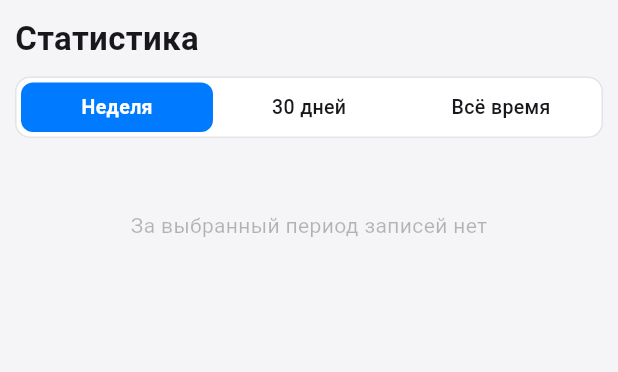
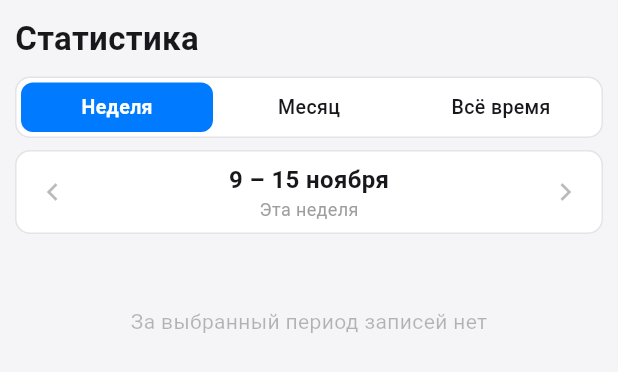
Before and after one commit to AlanFanat/vtornik, a Flutter app: the StatsPage widget shown alone on an empty page, opened directly with empty values, after a tap on "Неделя", on a phone screen of 412 x 824 dp. Shown: the top 372 px of the screen. Run offline on Flutter 3.47's test engine with Material 3 defaults, Android fonts, the phone set to English and light mode, and no system bars; our stand-ins replace shared_preferences; accounts and stored records are empty.

Commit message:
Добавлены функции для форматирования дат и более тонкой навигации по периодам статистики

```diff
--- a/lib/core/date_format.dart
+++ b/lib/core/date_format.dart
@@ -54,3 +54,31 @@ String formatDate(DateTime date) {
 }
 
 String weekdayName(DateTime date) => _weekdaysFull[date.weekday - 1];
+
+/// Возвращает, например: «Ноябрь 2026»
+String formatMonthYear(DateTime date) {
+  final monthName = months[date.month - 1];
+  return '$monthName ${date.year}';
+}
+
+/// Возвращает:
+/// - «3 – 9 ноября» (один месяц)
+/// - «28 октября – 3 ноября» (разные месяцы)
+/// - «29 декабря 2025 – 4 января 2026» (разные годы)
+String formatDayRange(DateTime start, DateTime end) {
+  final startMonth = _monthsGenitive[start.month - 1];
+  final endMonth = _monthsGenitive[end.month - 1];
+
+  // Случай 1: Переход через границу года (конец декабря -> начало января)
+  if (start.year != end.year) {
+    return '${start.day} $startMonth ${start.year} – ${end.day} $endMonth ${end.year}';
+  }
+
+  // Случай 2: Разные месяцы внутри одного года
+  if (start.month != end.month) {
+    return '${start.day} $startMonth – ${end.day} $endMonth';
+  }
+
+  // Случай 3: Дни внутри одного месяца (самый частый)
+  return '${start.day} – ${end.day} $endMonth';
+}
--- a/lib/core/date_math.dart
+++ b/lib/core/date_math.dart
@@ -2,6 +2,13 @@ import 'package:flutter/material.dart';
 
 /// Первое число месяца, в котором лежит [date].
 DateTime monthOf(DateTime date) => DateTime(date.year, date.month);
+
+/// Последнее число месяца, в котором лежит [date].
+DateTime endOfMonth(DateTime date) => DateTime(
+  date.year,
+  date.month,
+  DateUtils.getDaysInMonth(date.year, date.month),
+);
 
 /// Понедельник недели, в которой лежит [date].
 DateTime mondayOf(DateTime date) {
@@ -9,6 +16,5 @@ DateTime mondayOf(DateTime date) {
   return DateUtils.addDaysToDate(d, -(d.weekday - 1));
 }
 
-/// Воскресенье той же недели.
-DateTime sundayOf(DateTime date) =>
-    DateUtils.addDaysToDate(mondayOf(date), 6);
+/// Воскресенье недели, в которой лежит [date].
+DateTime sundayOf(DateTime date) => DateUtils.addDaysToDate(mondayOf(date), 6);
--- /dev/null
+++ b/lib/features/stats/period_navigator.dart
@@ -0,0 +1,142 @@
+import 'package:flutter/material.dart';
+
+import '../../core/colors.dart';
+
+/// Строка листания периода: ‹ подпись ›.
+/// Работает и стрелками, и свайпом по строке; нажатие на подпись возвращает
+/// к текущему периоду.
+class PeriodNavigator extends StatelessWidget {
+  const PeriodNavigator({
+    super.key,
+    required this.label,
+    required this.caption,
+    required this.direction,
+    required this.canGoPrevious,
+    required this.canGoNext,
+    required this.onPrevious,
+    required this.onNext,
+    required this.onReset,
+  });
+
+  final String label;
+  final String caption;
+
+  /// В какую сторону листали последний раз: 1 — к новому периоду,
+  /// -1 — к старому. От этого зависит, откуда «выезжает» новая подпись.
+  final int direction;
+
+  final bool canGoPrevious;
+  final bool canGoNext;
+  final VoidCallback onPrevious;
+  final VoidCallback onNext;
+  final VoidCallback onReset;
+
+  @override
+  Widget build(BuildContext context) {
+    final colors = context.colors;
+
+    return GestureDetector(
+      behavior: HitTestBehavior.opaque,
+      // Свайп влево открывает следующий (новый) период, вправо предыдущий.
+      onHorizontalDragEnd: (details) {
+        final velocity = details.primaryVelocity ?? 0;
+        if (velocity < -250 && canGoNext) onNext();
+        if (velocity > 250 && canGoPrevious) onPrevious();
+      },
+      child: Container(
+        // Фиксированная высота: форма не «прыгает» при смене подписи.
+        height: 56,
+        decoration: BoxDecoration(
+          color: colors.card,
+          borderRadius: BorderRadius.circular(10),
+          border: Border.all(color: colors.cardBorder),
+        ),
+        child: Row(
+          children: [
+            _ArrowButton(
+              icon: Icons.chevron_left,
+              tooltip: 'Назад',
+              onPressed: canGoPrevious ? onPrevious : null,
+            ),
+            Expanded(
+              child: GestureDetector(
+                behavior: HitTestBehavior.opaque,
+                onTap: canGoNext ? onReset : null,
+                child: Center(
+                  child: AnimatedSwitcher(
+                    duration: const Duration(milliseconds: 200),
+                    transitionBuilder: (child, animation) => FadeTransition(
+                      opacity: animation,
+                      child: SlideTransition(
+                        position: Tween<Offset>(
+                          begin: Offset(0.15 * direction, 0),
+                          end: Offset.zero,
+                        ).animate(animation),
+                        child: child,
+                      ),
+                    ),
+                    child: Column(
+                      key: ValueKey('$label|$caption'),
+                      mainAxisSize: MainAxisSize.min,
+                      children: [
+                        Text(
+                          label,
+                          maxLines: 1,
+                          overflow: TextOverflow.ellipsis,
+                          style: TextStyle(
+                            fontSize: 16,
+                            fontWeight: FontWeight.w700,
+                            color: colors.text,
+                          ),
+                        ),
+                        Text(
+                          caption,
+                          style: const TextStyle(
+                            fontSize: 12,
+                            color: Colors.grey,
+                          ),
+                        ),
+                      ],
+                    ),
+                  ),
+                ),
+              ),
+            ),
+            _ArrowButton(
+              icon: Icons.chevron_right,
+              tooltip: 'Вперёд',
+              onPressed: canGoNext ? onNext : null,
+            ),
+          ],
+        ),
+      ),
+    );
+  }
+}
+
+class _ArrowButton extends StatelessWidget {
+  const _ArrowButton({
+    required this.icon,
+    required this.tooltip,
+    required this.onPressed,
+  });
+
+  final IconData icon;
+  final String tooltip;
+
+  /// null — стрелка неактивна (серая).
+  final VoidCallback? onPressed;
+
+  @override
+  Widget build(BuildContext context) {
+    final colors = context.colors;
+
+    return IconButton(
+      tooltip: tooltip,
+      onPressed: onPressed,
+      color: colors.text,
+      disabledColor: colors.disabledText,
+      icon: Icon(icon),
+    );
+  }
+}
--- a/lib/features/stats/stats_page.dart
+++ b/lib/features/stats/stats_page.dart
@@ -4,15 +4,11 @@ import '../../core/colors.dart';
 import '../../data/day_entry.dart';
 import '../../widgets/section_title.dart';
 import 'day_card.dart';
+import 'period_navigator.dart';
 import 'stats_grid.dart';
+import 'stats_period.dart';
 import 'stats_tags.dart';
 import 'stats_weekdays.dart';
-
-enum StatsPeriod {
-  week,
-  month,
-  allTime,
-}
 
 class StatsPage extends StatefulWidget {
   const StatsPage({
@@ -29,36 +25,67 @@ class StatsPage extends StatefulWidget {
 }
 
 class _StatsPageState extends State<StatsPage> {
-  StatsPeriod _selectedPeriod = StatsPeriod.allTime;
+  StatsPeriod _period = StatsPeriod.allTime;
 
-  Map<DateTime, DayEntry> _filterEntries(DateTime today) {
-    switch (_selectedPeriod) {
-      case StatsPeriod.week:
-        final start = today.subtract(const Duration(days: 6));
+  /// На сколько периодов (недель или месяцев) назад от текущего. 0 — текущий.
+  /// Хранится именно число, а не дата: «текущий» сам пересчитывается от
+  /// сегодняшней даты, даже если приложение пролежало всю ночь.
+  int _pagesBack = 0;
+
+  /// Куда листали в последний раз: от этого зависит сторона анимации.
+  int _direction = 1;
+
+  void _changePeriod(StatsPeriod period) {
+    setState(() {
+      _period = period;
+      _pagesBack = 0;
+      _direction = 1;
+    });
+  }
+
+  void _goBack() => setState(() {
+    _pagesBack++;
+    _direction = -1;
+  });
+
+  void _goForward() => setState(() {
+    _pagesBack--;
+    _direction = 1;
+  });
+
+  void _goToCurrent() => setState(() {
+    _pagesBack = 0;
+    _direction = 1;
+  });
+
+  /// Записи, попавшие в период. Без границ — все.
+  Map<DateTime, DayEntry> _filterEntries(DateTimeRange? range) {
+    if (range == null) return widget.entries;
+
     return Map.fromEntries(
       widget.entries.entries.where((e) {
-            final d = DateUtils.dateOnly(e.key);
-            return !d.isBefore(start) && !d.isAfter(today);
+        final day = DateUtils.dateOnly(e.key);
+        return !day.isBefore(range.start) && !day.isAfter(range.end);
       }),
     );
-      case StatsPeriod.month:
-        final start = today.subtract(const Duration(days: 29));
-        return Map.fromEntries(
-          widget.entries.entries.where((e) {
-            final d = DateUtils.dateOnly(e.key);
-            return !d.isBefore(start) && !d.isAfter(today);
-          }),
-        );
-      case StatsPeriod.allTime:
-        return widget.entries;
   }
+
+  /// Самый ранний день с записью: дальше назад листать незачем.
+  DateTime? _earliestDate() {
+    if (widget.entries.isEmpty) return null;
+    return widget.entries.keys
+        .map(DateUtils.dateOnly)
+        .reduce((a, b) => a.isBefore(b) ? a : b);
   }
 
   @override
   Widget build(BuildContext context) {
     final colors = context.colors;
     final today = DateUtils.dateOnly(DateTime.now());
-    final filtered = _filterEntries(today);
+
+    final range = statsRange(_period, today, _pagesBack);
+    final filtered = _filterEntries(range);
+    final earliest = _earliestDate();
 
     // Новые дни сверху.
     final sortedEntries = filtered.entries.toList()
@@ -75,14 +102,28 @@ class _StatsPageState extends State<StatsPage> {
             children: [
               const PageTitle('Статистика'),
               const SizedBox(height: 10),
-              _PeriodSelector(
-                selected: _selectedPeriod,
-                onChanged: (period) => setState(() => _selectedPeriod = period),
+              _PeriodSelector(selected: _period, onChanged: _changePeriod),
+              if (range != null) ...[
+                const SizedBox(height: 8),
+                PeriodNavigator(
+                  label: periodLabel(_period, range),
+                  caption: periodCaption(_period, _pagesBack),
+                  direction: _direction,
+                  canGoPrevious:
+                      earliest != null && range.start.isAfter(earliest),
+                  canGoNext: _pagesBack > 0,
+                  onPrevious: _goBack,
+                  onNext: _goForward,
+                  onReset: _goToCurrent,
                 ),
+              ],
               const SizedBox(height: 12),
               if (filtered.isEmpty)
                 Container(
-                  padding: const EdgeInsets.symmetric(vertical: 36, horizontal: 16),
+                  padding: const EdgeInsets.symmetric(
+                    vertical: 36,
+                    horizontal: 16,
+                  ),
                   alignment: Alignment.center,
                   child: Text(
                     'За выбранный период записей нет',
@@ -114,10 +155,7 @@ class _StatsPageState extends State<StatsPage> {
 }
 
 class _PeriodSelector extends StatelessWidget {
-  const _PeriodSelector({
-    required this.selected,
-    required this.onChanged,
-  });
+  const _PeriodSelector({required this.selected, required this.onChanged});
 
   final StatsPeriod selected;
   final ValueChanged<StatsPeriod> onChanged;
@@ -136,7 +174,7 @@ class _PeriodSelector extends StatelessWidget {
       child: Row(
         children: [
           _buildItem(context, StatsPeriod.week, 'Неделя'),
-          _buildItem(context, StatsPeriod.month, '30 дней'),
+          _buildItem(context, StatsPeriod.month, 'Месяц'),
           _buildItem(context, StatsPeriod.allTime, 'Всё время'),
         ],
       ),
--- /dev/null
+++ b/lib/features/stats/stats_period.dart
@@ -0,0 +1,45 @@
+import 'package:flutter/material.dart';
+
+import '../../core/date_format.dart';
+import '../../core/date_math.dart';
+
+/// Период статистики. Неделя и месяц календарные, их можно листать.
+enum StatsPeriod { week, month, allTime }
+
+/// Границы периода (включительно). [pagesBack] — на сколько периодов назад
+/// от текущего (0 — текущий). Для «Всё время» границ нет: null.
+DateTimeRange? statsRange(StatsPeriod period, DateTime today, int pagesBack) {
+  switch (period) {
+    case StatsPeriod.week:
+      final start = DateUtils.addDaysToDate(mondayOf(today), -7 * pagesBack);
+      return DateTimeRange(
+        start: start,
+        end: DateUtils.addDaysToDate(start, 6),
+      );
+    case StatsPeriod.month:
+      final start = DateUtils.addMonthsToMonthDate(monthOf(today), -pagesBack);
+      return DateTimeRange(start: start, end: endOfMonth(start));
+    case StatsPeriod.allTime:
+      return null;
+  }
+}
+
+/// Крупная подпись периода: «3 – 9 ноября» или «Ноябрь 2025».
+String periodLabel(StatsPeriod period, DateTimeRange range) {
+  switch (period) {
+    case StatsPeriod.week:
+      return formatDayRange(range.start, range.end);
+    case StatsPeriod.month:
+      return formatMonthYear(range.start);
+    case StatsPeriod.allTime:
+      return '';
+  }
+}
+
+/// Мелкая подпись под ней: «Эта неделя», «Прошлый месяц», «3 нед. назад».
+String periodCaption(StatsPeriod period, int pagesBack) {
+  final isWeek = period == StatsPeriod.week;
+  if (pagesBack == 0) return isWeek ? 'Эта неделя' : 'Этот месяц';
+  if (pagesBack == 1) return isWeek ? 'Прошлая неделя' : 'Прошлый месяц';
+  return isWeek ? '$pagesBack нед. назад' : '$pagesBack мес. назад';
+}
```
Lines whose indentation alone changed are shown as unchanged.
